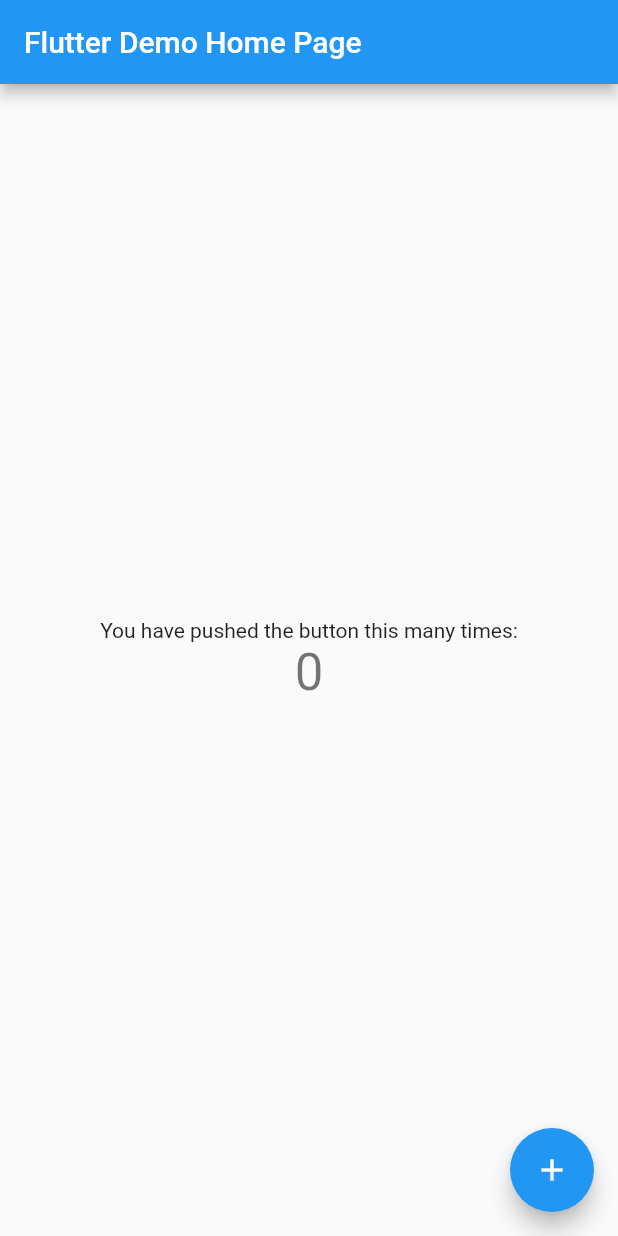
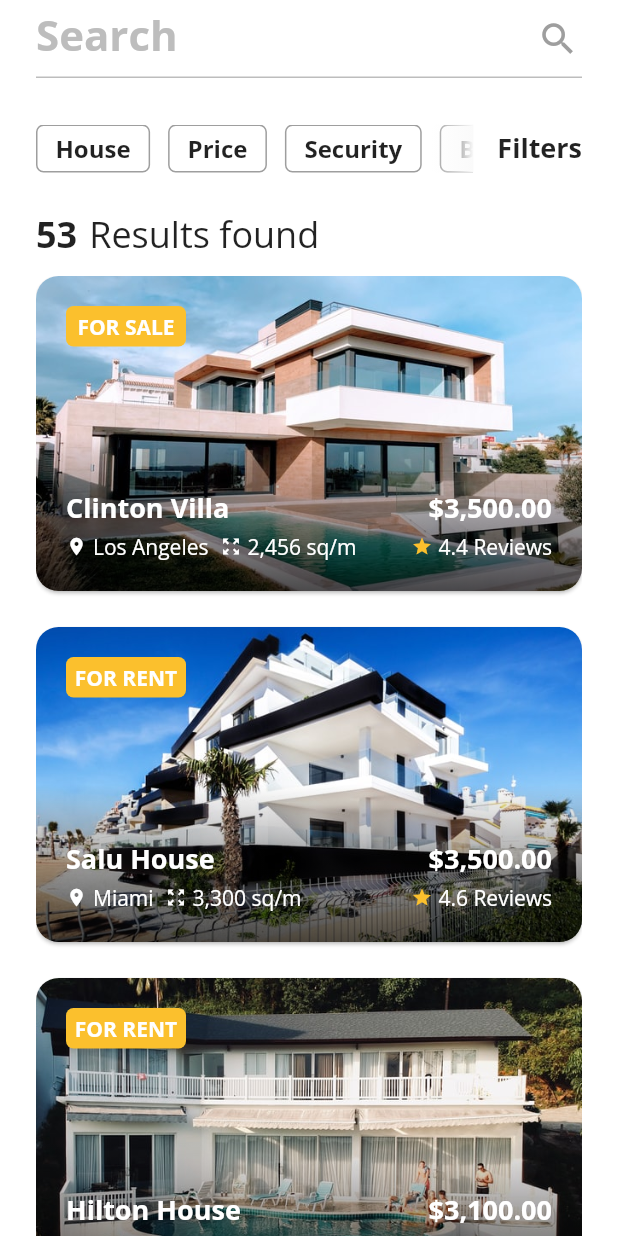
Before and after one commit to aldar1/real_state, a Flutter app: the screen it shows after launch, on a phone screen of 412 x 824 dp. Run offline on Flutter 3.47's test engine with Material 2 defaults, Android fonts, the phone set to English and light mode, and no system bars; our stand-ins replace google_fonts.

Commit message:
Implementacion Search_Card_info

```diff
--- /dev/null
+++ b/lib/data.dart
@@ -0,0 +1,165 @@
+class Property {
+
+  String label;
+  String name;
+  String price;
+  String location;
+  String sqm;
+  String review;
+  String description;
+  String frontImage;
+  String ownerImage;
+  List<String> images;
+
+  Property(this.label, this.name, this.price, this.location, this.sqm, this.review, this.description, this.frontImage, this.ownerImage, this.images);
+
+}
+
+List<Property> getPropertyList(){
+  return <Property>[
+    Property(
+      "SALE",
+      "Clinton Villa",
+      "3,500.00",
+      "Los Angeles",
+      "2,456",
+      "4.4",
+      "The living is easy in this impressive, generously proportioned contemporary residence with lake and ocean views, located within a level stroll to the sand and surf.",
+      "assets/images/house_01.jpg",
+      "assets/images/owner.jpg",
+      [
+        "assets/images/kitchen.jpg",
+        "assets/images/bath_room.jpg",
+        "assets/images/swimming_pool.jpg",
+        "assets/images/bed_room.jpg",
+        "assets/images/living_room.jpg",
+      ],
+    ),
+    Property(
+      "RENT",
+      "Salu House",
+      "3,500.00",
+      "Miami",
+      "3,300",
+      "4.6",
+      "The living is easy in this impressive, generously proportioned contemporary residence with lake and ocean views, located within a level stroll to the sand and surf.",
+      "assets/images/house_04.jpg",
+      "assets/images/owner.jpg",
+      [
+        "assets/images/kitchen.jpg",
+        "assets/images/bath_room.jpg",
+        "assets/images/swimming_pool.jpg",
+        "assets/images/bed_room.jpg",
+        "assets/images/living_room.jpg",
+      ],
+    ),
+    Property(
+      "RENT",
+      "Hilton House",
+      "3,100.00",
+      "California",
+      "2,100",
+      "4.1",
+      "The living is easy in this impressive, generously proportioned contemporary residence with lake and ocean views, located within a level stroll to the sand and surf.",
+      "assets/images/house_02.jpg",
+      "assets/images/owner.jpg",
+      [
+        "assets/images/kitchen.jpg",
+        "assets/images/bath_room.jpg",
+        "assets/images/swimming_pool.jpg",
+        "assets/images/bed_room.jpg",
+        "assets/images/living_room.jpg",
+      ],
+    ),
+    Property(
+      "SALE",
+      "Ibe House",
+      "4,500.00",
+      "Florida",
+      "4,100",
+      "4.5",
+      "The living is easy in this impressive, generously proportioned contemporary residence with lake and ocean views, located within a level stroll to the sand and surf.",
+      "assets/images/house_03.jpg",
+      "assets/images/owner.jpg",
+      [
+        "assets/images/kitchen.jpg",
+        "assets/images/bath_room.jpg",
+        "assets/images/swimming_pool.jpg",
+        "assets/images/bed_room.jpg",
+        "assets/images/living_room.jpg",
+      ],
+    ),
+    Property(
+      "SALE",
+      "Aventura",
+      "5,200.00",
+      "New York",
+      "3,100",
+      "4.2",
+      "The living is easy in this impressive, generously proportioned contemporary residence with lake and ocean views, located within a level stroll to the sand and surf.",
+      "assets/images/house_05.jpg",
+      "assets/images/owner.jpg",
+      [
+        "assets/images/kitchen.jpg",
+        "assets/images/bath_room.jpg",
+        "assets/images/swimming_pool.jpg",
+        "assets/images/bed_room.jpg",
+        "assets/images/living_room.jpg",
+      ],
+    ),
+    Property(
+      "SALE",
+      "North House",
+      "3,500.00",
+      "Florida",
+      "3,700",
+      "4.0",
+      "The living is easy in this impressive, generously proportioned contemporary residence with lake and ocean views, located within a level stroll to the sand and surf.",
+      "assets/images/house_06.jpg",
+      "assets/images/owner.jpg",
+      [
+        "assets/images/kitchen.jpg",
+        "assets/images/bath_room.jpg",
+        "assets/images/swimming_pool.jpg",
+        "assets/images/bed_room.jpg",
+        "assets/images/living_room.jpg",
+      ],
+    ),
+    Property(
+      "RENT",
+      "Rasmus Resident",
+      "2,900.00",
+      "Detroit",
+      "2,700",
+      "4.3",
+      "The living is easy in this impressive, generously proportioned contemporary residence with lake and ocean views, located within a level stroll to the sand and surf.",
+      "assets/images/house_07.jpg",
+      "assets/images/owner.jpg",
+      [
+        "assets/images/kitchen.jpg",
+        "assets/images/bath_room.jpg",
+        "assets/images/swimming_pool.jpg",
+        "assets/images/bed_room.jpg",
+        "assets/images/living_room.jpg",
+      ],
+    ),
+    Property(
+      "RENT",
+      "Simone House",
+      "3,900.00",
+      "Florida",
+      "3,700",
+      "4.4",
+      "The living is easy in this impressive, generously proportioned contemporary residence with lake and ocean views, located within a level stroll to the sand and surf.",
+      "assets/images/house_08.jpg",
+      "assets/images/owner.jpg",
+      [
+        "assets/images/kitchen.jpg",
+        "assets/images/bath_room.jpg",
+        "assets/images/swimming_pool.jpg",
+        "assets/images/bed_room.jpg",
+        "assets/images/living_room.jpg",
+      ],
+    ),
+  ];
+}
--- a/lib/main.dart
+++ b/lib/main.dart
@@ -1,115 +1,23 @@
 import 'package:flutter/material.dart';
+import 'package:google_fonts/google_fonts.dart';
+import 'package:real_state/search.dart';
 
-void main() {
-  runApp(const MyApp());
-}
+void main() => runApp(const MyApp());
 
-class MyApp extends StatelessWidget {
+class MyApp extends StatelessWidget{
   const MyApp({super.key});
 
-  // This widget is the root of your application.
   @override
-  Widget build(BuildContext context) {
+  Widget build (BuildContext context){
     return MaterialApp(
-      title: 'Flutter Demo',
+      title: 'Real State',
+      debugShowCheckedModeBanner: false,
       theme: ThemeData(
-        // This is the theme of your application.
-        //
-        // Try running your application with "flutter run". You'll see the
-        // application has a blue toolbar. Then, without quitting the app, try
-        // changing the primarySwatch below to Colors.green and then invoke
-        // "hot reload" (press "r" in the console where you ran "flutter run",
-        // or simply save your changes to "hot reload" in a Flutter IDE).
-        // Notice that the counter didn't reset back to zero; the application
-        // is not restarted.
         primarySwatch: Colors.blue,
+        visualDensity: VisualDensity.adaptivePlatformDensity,
+        textTheme: GoogleFonts.openSansTextTheme()
       ),
-      home: const MyHomePage(title: 'Flutter Demo Home Page'),
+      home: const Search(),
     );
   }
 }
-
-class MyHomePage extends StatefulWidget {
-  const MyHomePage({super.key, required this.title});
-
-  // This widget is the home page of your application. It is stateful, meaning
-  // that it has a State object (defined below) that contains fields that affect
-  // how it looks.
-
-  // This class is the configuration for the state. It holds the values (in this
-  // case the title) provided by the parent (in this case the App widget) and
-  // used by the build method of the State. Fields in a Widget subclass are
-  // always marked "final".
-
-  final String title;
-
-  @override
-  State<MyHomePage> createState() => _MyHomePageState();
-}
-
-class _MyHomePageState extends State<MyHomePage> {
-  int _counter = 0;
-
-  void _incrementCounter() {
-    setState(() {
-      // This call to setState tells the Flutter framework that something has
-      // changed in this State, which causes it to rerun the build method below
-      // so that the display can reflect the updated values. If we changed
-      // _counter without calling setState(), then the build method would not be
-      // called again, and so nothing would appear to happen.
-      _counter++;
-    });
-  }
-
-  @override
-  Widget build(BuildContext context) {
-    // This method is rerun every time setState is called, for instance as done
-    // by the _incrementCounter method above.
-    //
-    // The Flutter framework has been optimized to make rerunning build methods
-    // fast, so that you can just rebuild anything that needs updating rather
-    // than having to individually change instances of widgets.
-    return Scaffold(
-      appBar: AppBar(
-        // Here we take the value from the MyHomePage object that was created by
-        // the App.build method, and use it to set our appbar title.
-        title: Text(widget.title),
-      ),
-      body: Center(
-        // Center is a layout widget. It takes a single child and positions it
-        // in the middle of the parent.
-        child: Column(
-          // Column is also a layout widget. It takes a list of children and
-          // arranges them vertically. By default, it sizes itself to fit its
-          // children horizontally, and tries to be as tall as its parent.
-          //
-          // Invoke "debug painting" (press "p" in the console, choose the
-          // "Toggle Debug Paint" action from the Flutter Inspector in Android
-          // Studio, or the "Toggle Debug Paint" command in Visual Studio Code)
-          // to see the wireframe for each widget.
-          //
-          // Column has various properties to control how it sizes itself and
-          // how it positions its children. Here we use mainAxisAlignment to
-          // center the children vertically; the main axis here is the vertical
-          // axis because Columns are vertical (the cross axis would be
-          // horizontal).
-          mainAxisAlignment: MainAxisAlignment.center,
-          children: <Widget>[
-            const Text(
-              'You have pushed the button this many times:',
-            ),
-            Text(
-              '$_counter',
-              style: Theme.of(context).textTheme.headlineMedium,
-            ),
-          ],
-        ),
-      ),
-      floatingActionButton: FloatingActionButton(
-        onPressed: _incrementCounter,
-        tooltip: 'Increment',
-        child: const Icon(Icons.add),
-      ), // This trailing comma makes auto-formatting nicer for build methods.
-    );
-  }
-}
--- /dev/null
+++ b/lib/search.dart
@@ -0,0 +1,344 @@
+import 'package:flutter/material.dart';
+import 'package:real_state/data.dart';
+
+
+class Search extends StatefulWidget {
+  const Search({super.key});
+
+  @override
+  State<Search> createState() => _SearchState();
+}
+
+class _SearchState extends State<Search> {
+
+  List<Property> properties = getPropertyList();
+
+  @override
+  Widget build(BuildContext context) {
+    return Scaffold(
+      backgroundColor: Colors.white,
+      body: Column(
+        crossAxisAlignment: CrossAxisAlignment.start,
+        children: [
+          SafeArea(
+            child: Padding(
+              padding: const EdgeInsets.only(left: 24,right: 24,bottom: 15),
+              child: TextField(
+                style: const TextStyle(
+                  fontSize: 28,
+                  height: 1,
+                  color: Colors.black,
+                  fontWeight: FontWeight.bold
+                ),
+                decoration: InputDecoration(
+                  hintText: 'Search',
+                  hintStyle: TextStyle(
+                    fontSize: 28,
+                    color: Colors.grey[400]
+                  ),
+                  enabledBorder: UnderlineInputBorder(
+                    borderSide: BorderSide(
+                      color: Colors.grey[400]!,
+                    )
+                  ),
+                  focusedBorder: UnderlineInputBorder(
+                    borderSide: BorderSide(
+                      color: Colors.grey[400]!,
+                    )
+                  ),
+                  border: UnderlineInputBorder(
+                    borderSide: BorderSide(
+                      color: Colors.grey[400]!,
+                    )
+                  ),
+                  suffixIcon: const Padding(
+                    padding: EdgeInsets.only(left: 16),
+                    child: Icon(
+                      Icons.search,
+                      color: Colors.grey,
+                      size: 28,
+                    ),
+                  )
+                )
+              ),
+            ),
+          ),
+
+          Padding(
+            padding: const EdgeInsets.only(top: 16),
+            child: Row(
+              children: [
+                Expanded(
+                  child: SizedBox(
+                    height: 32,
+                    width: 20,
+                    child: Stack(
+                      children: [
+                        ListView(
+                          physics: const BouncingScrollPhysics(),
+                          scrollDirection: Axis.horizontal,
+                          children: [
+                            const SizedBox(width: 24),
+                            buildFilter("House"),
+                            buildFilter("Price"),
+                            buildFilter("Security"),
+                            buildFilter("Bedrroms"),
+                            buildFilter("Garage"),
+                            buildFilter("Swimming Pool"),
+                            const SizedBox(width: 8),
+                          ],
+                        ),
+                        Align(
+                          alignment: Alignment.centerRight,
+                          child: Container(
+                            width: 28,
+                            decoration: BoxDecoration(
+                              gradient: LinearGradient(
+                                begin: Alignment.centerRight,
+                                end: Alignment.centerLeft,
+                                stops: const [0.0,1.0],
+                                colors: [
+                                  Theme.of(context).scaffoldBackgroundColor,
+                                  Theme.of(context).scaffoldBackgroundColor.withOpacity(0.0),
+                                ]
+                              )
+                            ),
+                          ),
+                        )
+                      ],
+                    ),
+                  ),
+                ),
+                const Padding(
+                  padding: EdgeInsets.only(left: 16,right: 24),
+                  child: Text(
+                    'Filters',
+                    style: TextStyle(
+                      fontSize: 18,
+                      fontWeight: FontWeight.bold
+                    ),
+                  ),
+                )
+              ],
+            ),
+          ),
+
+          Padding(
+            padding: const EdgeInsets.only(right: 24,left: 24,top: 24,bottom: 12),
+            child: Row(
+              children: const [
+                Text(
+                  '53',
+                  style: TextStyle(
+                    fontSize: 24,
+                    fontWeight: FontWeight.bold
+                  ),
+                ),
+                SizedBox(width: 8,),
+                Text(
+                  'Results found',
+                  style: TextStyle(fontSize: 24),
+                )
+              ],
+            ),
+          ),
+
+          Expanded(
+            child: Container(
+              padding: const EdgeInsets.symmetric(horizontal: 24),
+              child: ListView(
+                padding: EdgeInsets.zero,
+                scrollDirection: Axis.vertical,
+                physics: const BouncingScrollPhysics(),
+                children: buildProperties()
+              ),
+            )
+          ),
+        ],
+      ),
+    );
+  }
+  Widget buildFilter(String filterName){
+    return Container(
+      padding: const EdgeInsets.symmetric(horizontal: 12),
+      margin: const EdgeInsets.only(right: 12),
+      decoration: BoxDecoration(
+        borderRadius: BorderRadius.circular(5),
+        border: Border.all(
+          color: Colors.grey,
+          width: 1
+        ),
+      ),
+      child: Center(
+        child: Text(
+          filterName,
+          style: const TextStyle(
+            fontSize: 16,
+            fontWeight: FontWeight.bold
+          ),
+        ),
+      ),
+    );
+  }
+
+  List<Widget> buildProperties(){
+    List<Widget> list = [];
+    for (int i = 0; i < properties.length; i++) {
+      list.add(
+        Hero(
+          tag: properties[i].frontImage,
+          child: buildProperty(properties[i],i),
+        )
+      );
+    }
+    return list;
+  }
+
+  Widget buildProperty(Property property,int index){
+    return Card(
+      margin: const EdgeInsets.only(bottom: 24),
+      clipBehavior: Clip.antiAlias,
+      shape: RoundedRectangleBorder(
+        borderRadius: BorderRadius.circular(15)
+      ),
+      child: Container(
+        height: 210,
+        decoration: BoxDecoration(
+          image: DecorationImage(
+            image: AssetImage(property.frontImage),
+            fit: BoxFit.cover
+          )
+        ),
+        child: Container(
+          padding: const EdgeInsets.all(20),
+          decoration: BoxDecoration(
+            gradient: LinearGradient(
+              begin: Alignment.topCenter,
+              end: Alignment.bottomCenter,
+              stops: const [0.5,1.0],
+              colors: [
+                Colors.transparent,
+                Colors.black.withOpacity(0.7)
+              ]
+            )
+          ),
+          child: Column(
+            mainAxisSize: MainAxisSize.max,
+            crossAxisAlignment: CrossAxisAlignment.start,
+            children: [
+              Container(
+                decoration: BoxDecoration(
+                  color: Colors.yellow[700],
+                  borderRadius: BorderRadius.circular(5)
+                ),
+                width: 80,
+                padding: const EdgeInsets.symmetric(vertical: 4),
+                child: Center(
+                  child: Text(
+                    'FOR ${property.label}',
+                    style: const TextStyle(
+                      color: Colors.white,
+                      fontSize: 14,
+                      fontWeight: FontWeight.bold
+                    ),
+                  ),
+                ),
+              ),
+              Expanded(child: Container()),
+              Column(
+                children: [
+                  Row(
+                    mainAxisAlignment: MainAxisAlignment.spaceBetween,
+                    children: [
+                      Text(
+                        property.name,
+                        style: const TextStyle(
+                          color: Colors.white,
+                          fontSize: 18,
+                          fontWeight: FontWeight.bold
+                        ),
+                      ),
+                      Text(
+                        r'$'+property.price,
+                        style: const TextStyle(
+                          color: Colors.white,
+                          fontSize: 18,
+                          fontWeight: FontWeight.bold
+                        ),
+                      )
+                    ],
+                  ),
+
+                  const SizedBox(
+                    height: 4,
+                  ),
+                  Row(
+                    mainAxisAlignment: MainAxisAlignment.spaceBetween,
+                    children: [
+                      Row(
+                        children: [
+                          const Icon(
+                            Icons.location_on,
+                            color: Colors.white,
+                            size: 14,
+                          ),
+                          const SizedBox(
+                            width: 4,
+                          ),
+                          Text(
+                            property.location,
+                            style: const TextStyle(
+                              color: Colors.white,
+                              fontSize: 14
+                            ),
+                          ),
+                          const SizedBox(
+                            width: 8,
+                          ),
+                          const Icon(
+                            Icons.zoom_out_map,
+                            color: Colors.white,
+                            size: 14,
+                          ),
+                          const SizedBox(
+                            width: 4,
+                          ),
+                          Text(
+                            '${property.sqm} sq/m',
+                            style: const TextStyle(
+                              color: Colors.white,
+                              fontSize: 14
+                            ),
+                          ),
+                        ],
+                      ),
+                      Row(
+                        children: [
+                          Icon(
+                            Icons.star,
+                            color: Colors.yellow[700],
+                            size: 14,
+                          ),
+                          const SizedBox(
+                            width: 4,
+                          ),
+                          Text(
+                            '${property.review} Reviews',
+                            style: const TextStyle(
+                              color: Colors.white,
+                              fontSize: 14
+                            ),
+                          )
+                        ],
+                      )
+                    ],
+                  )
+                ],
+              )
+            ],
+          ),
+        ),
+      ),
+    );
+  }
+}
--- a/pubspec.yaml
+++ b/pubspec.yaml
@@ -35,6 +35,7 @@ dependencies:
   # The following adds the Cupertino Icons font to your application.
   # Use with the CupertinoIcons class for iOS style icons.
   cupertino_icons: ^1.0.2
+  google_fonts: ^4.0.3
 
 dev_dependencies:
   flutter_test:
@@ -59,8 +60,8 @@ flutter:
   uses-material-design: true
 
   # To add assets to your application, add an assets section, like this:
-  # assets:
-  #   - images/a_dot_burr.jpeg
+  assets:
+    - assets/images/
   #   - images/a_dot_ham.jpeg
 
   # An image asset can refer to one or more resolution-specific "variants", see
```
Also changed, not shown: pubspec.lock, 1 other file.
